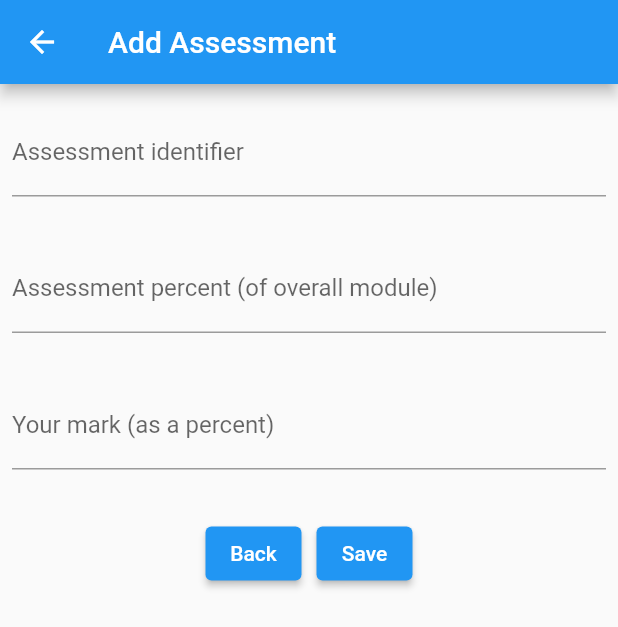
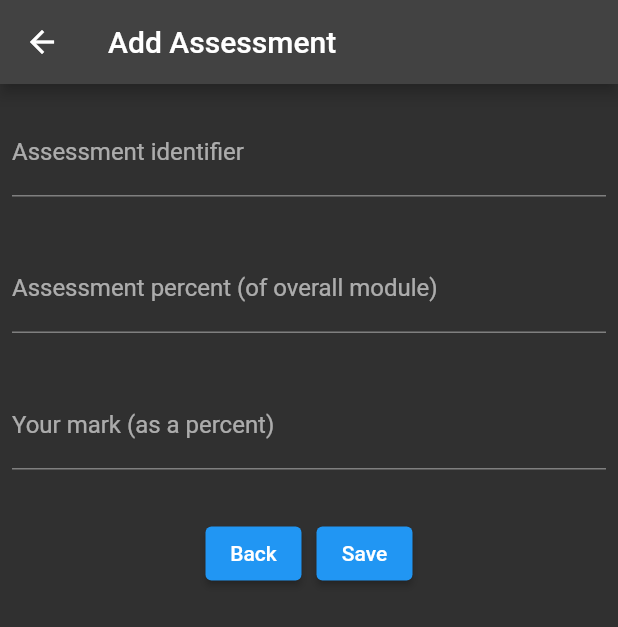
Before and after one commit to ThomasBoxall/module-grade-calculator-v1, a Flutter app: the screen it shows after launch, after a tap on the "add" icon, on a phone screen of 412 x 824 dp. Shown: the top 627 px of the screen. Run offline on Flutter 3.47's test engine with Material 2 defaults, Android fonts, the phone set to English and light mode, and no system bars.

Commit message:
ui changes

```diff
--- a/lib/main.dart
+++ b/lib/main.dart
@@ -25,11 +25,23 @@ class ScreenArguments{
 }
 
 void main() {
-  runApp(const MaterialApp(
-    title: 'Module Grade Calculator',
-    home: AssessmentOverviewRoute(),
-    color: Colors.purple,
-  ));
+  runApp(MyApp());
+}
+
+// MyApp class, entry point to the app
+
+class MyApp extends StatelessWidget{
+  @override
+  Widget build(BuildContext context){
+    return  MaterialApp(
+      title: 'Module Grade Calculator',
+      theme: ThemeData(
+        brightness: Brightness.dark,
+        primaryColor: Colors.lightBlue,
+      ),
+      home: AssessmentOverviewRoute(),
+    );
+  }
 }
 
 
@@ -81,7 +93,7 @@ class _HomeState extends State<AssessmentOverviewRoute>{
                         icon: Icon(
                           Icons.delete,
                           size: 20.0,
-                          color: Colors.black,
+                          color: Colors.white,
                         ),
                         onPressed: (){
                           myAssessments.removeAt(index);
@@ -92,7 +104,7 @@ class _HomeState extends State<AssessmentOverviewRoute>{
                         icon: Icon(
                           Icons.edit,
                           size: 20.0,
-                          color: Colors.black,
+                          color: Colors.white,
                         ),
                         onPressed: () {
                           bool editMode = true;
```
